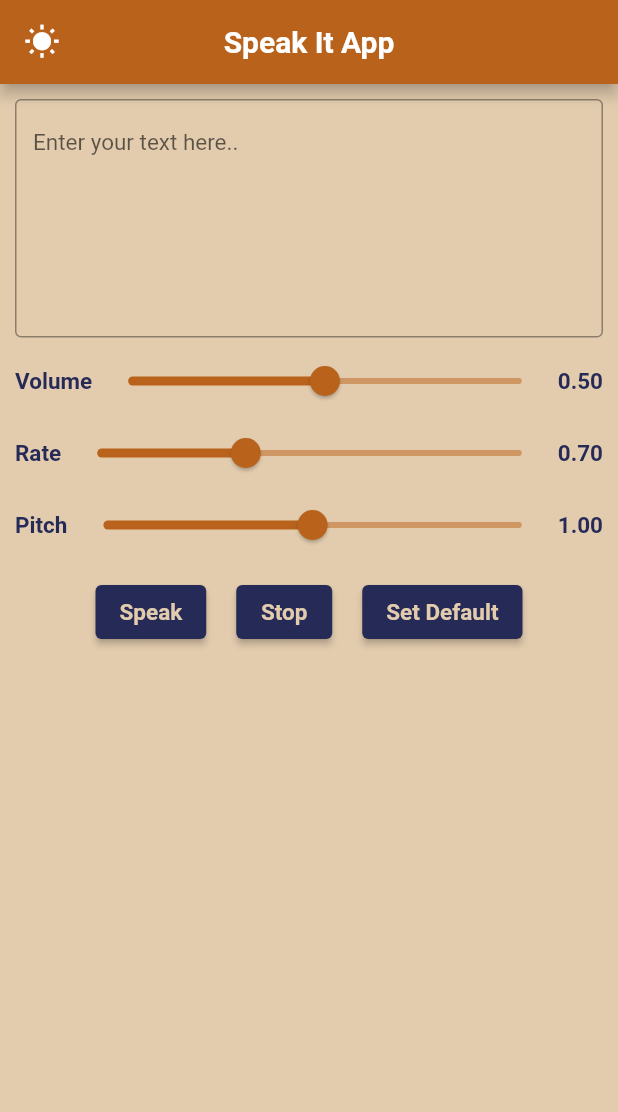
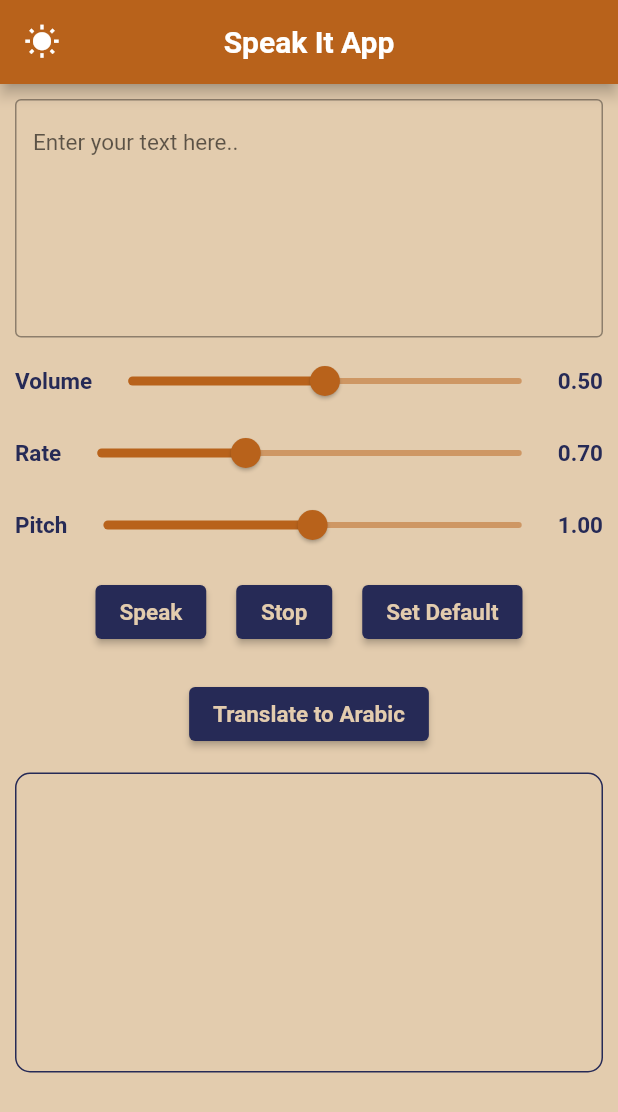
Before and after one commit to aboodsido/Speak_It_App, a Flutter app: the screen it shows after launch, on a phone screen of 412 x 824 dp. Shown: the top 1112 px of the screen. Run offline on Flutter 3.47's test engine with Material 2 defaults, Android fonts, the light colour scheme and no system bars; our stand-ins replace google_fonts, shared_preferences; missing offline and left inert: text_to_speech, translator.

Commit message:
Adding Translation

```diff
--- a/lib/app.dart
+++ b/lib/app.dart
@@ -1,5 +1,6 @@
 import 'package:flutter/material.dart';
 import 'package:google_fonts/google_fonts.dart';
+import 'package:translator/translator.dart';
 import 'package:text_to_speech/text_to_speech.dart';
 import 'package:provider/provider.dart';
 import 'model_theme.dart';
@@ -14,6 +15,8 @@ class SpeakIt extends StatefulWidget {
 class _SpeakItState extends State<SpeakIt> {
   final _textToSpeech = TextToSpeech();
   final _textEditingController = TextEditingController();
+  final _translator = GoogleTranslator();
+  var translatedText;
 
   double _volume = 0.5;
   double _rate = 0.7;
@@ -29,10 +32,8 @@ class _SpeakItState extends State<SpeakIt> {
         builder: (context, ModelTheme themeNotifier, child) {
       return Scaffold(
         backgroundColor: themeNotifier.isDark ? null : _color1,
-        //rgb(227, 204, 174)
         appBar: AppBar(
             backgroundColor: _color2,
-            //rgb(184, 98, 27)
             title: Text(
               'Speak It App',
               style: GoogleFonts.aBeeZee(
@@ -196,59 +197,47 @@ class _SpeakItState extends State<SpeakIt> {
                       },
                       buttonText: 'Set Default'),
                 ],
-              )
+              ),
+              const SizedBox(height: 20),
+              buildElevatedButton(
+                  themeNotifier: themeNotifier,
+                  onPressed: () async {
+                    translatedText = await _translator.translate(
+                        _textEditingController.text,
+                        from: 'auto',
+                        to: 'ar');
+                    setState(() {});
+                    // print("the translated text is : $translatedText");
+                  },
+                  buttonText: "Translate to Arabic"),
+              const SizedBox(height: 15),
+              Container(
+                width: double.infinity,
+                height: 200,
+                decoration: BoxDecoration(
+                    borderRadius: BorderRadius.circular(10),
+                    border: Border.all(
+                        width: 1,
+                        color: themeNotifier.isDark ? _color1 : _color3)),
+                child: SingleChildScrollView(
+                  child: Padding(
+                    padding: const EdgeInsets.all(8.0),
+                    child: Text(
+                      translatedText != null ? translatedText.text : '',
+                      textDirection: TextDirection.rtl,
+                      style: GoogleFonts.cairo(
+                          fontSize: 15,
+                          color: themeNotifier.isDark ? _color1 : _color3),
+                    ),
+                  ),
+                ),
+              ),
             ],
           ),
         ),
       );
     });
   }
-
-  //Slider Row Widget
-/*
-  Widget biuldSliderRow({
-    required ModelTheme themeNotifier,
-    required String rowTitle,
-    required double maxSliderVal,
-    required double sliderVal,
-  }) {
-    return Row(
-      children: [
-        Text(
-          rowTitle,
-          style: GoogleFonts.aBeeZee(
-              fontWeight: FontWeight.bold,
-              fontSize: 15,
-              color: themeNotifier.isDark
-                  ? const Color.fromRGBO(227, 204, 174, 1)
-                  : const Color.fromRGBO(38, 42, 86, 1)),
-        ),
-        Expanded(
-          child: Slider(
-              inactiveColor: const Color.fromRGBO(184, 98, 27, 0.5),
-              activeColor: const Color.fromRGBO(184, 98, 27, 1),
-              max: maxSliderVal,
-              value: sliderVal,
-              onChanged: (newVal) {
-                setState(() {
-                  sliderVal = newVal;
-                });
-              }),
-        ),
-        Text(
-          sliderVal.toStringAsFixed(2),
-          style: GoogleFonts.aBeeZee(
-              fontWeight: FontWeight.bold,
-              fontSize: 15,
-              color: themeNotifier.isDark
-                  ? const Color.fromRGBO(227, 204, 174, 1)
-                  : const Color.fromRGBO(38, 42, 86, 1)),
-        ),
-      ],
-    );
-  }
-
- */
 
   Widget buildElevatedButton(
       {required ModelTheme themeNotifier,
--- a/pubspec.yaml
+++ b/pubspec.yaml
@@ -39,6 +39,7 @@ dependencies:
   google_fonts: ^4.0.3
   provider: ^6.0.3
   shared_preferences: ^2.0.15
+  translator: ^0.1.7
 
 dev_dependencies:
   flutter_test:
```
Also changed, not shown: pubspec.lock.
